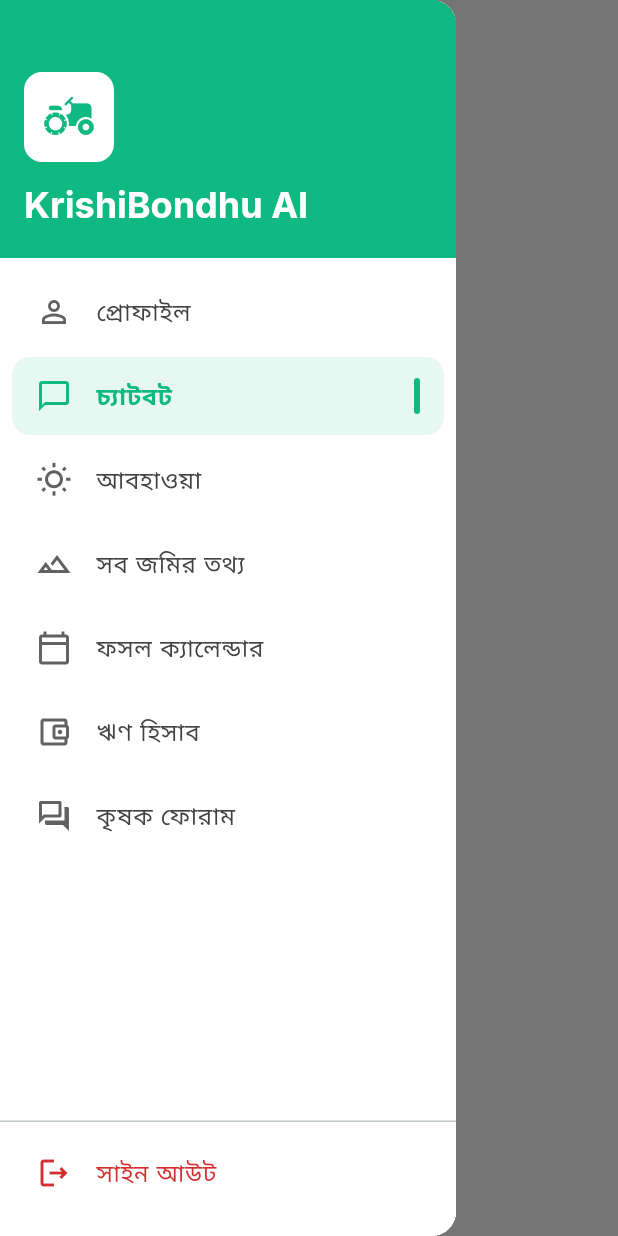
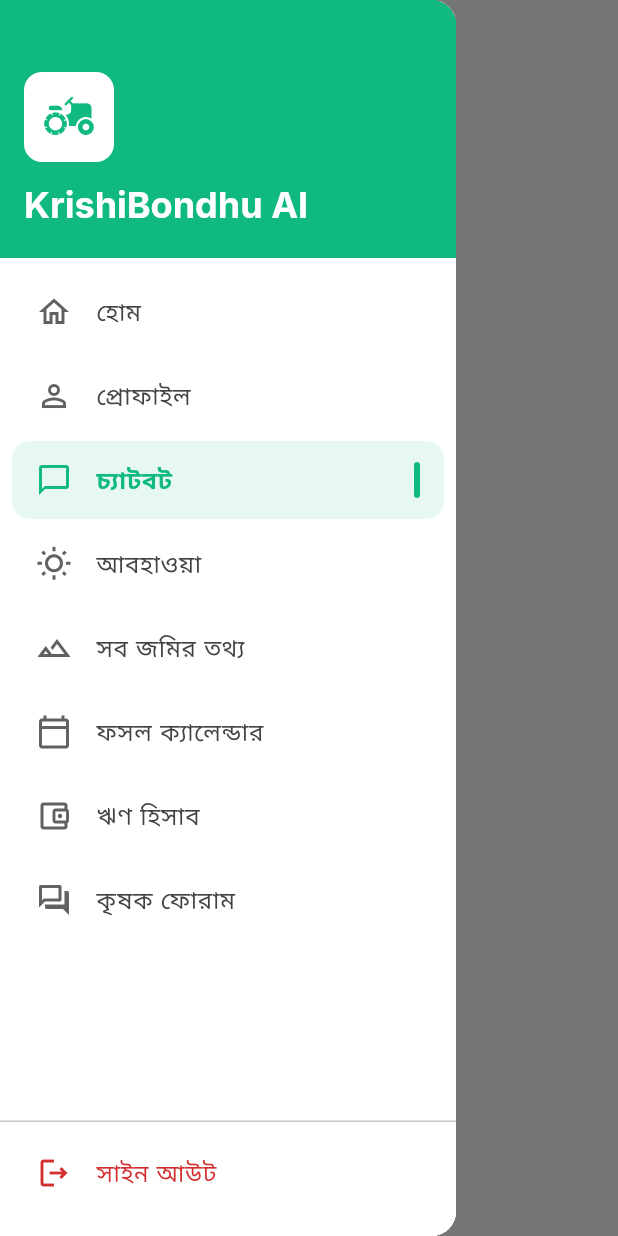
Before and after one commit to sillyfellow21/Knrishubondhu-Ai-Companion, a Flutter app: the MainLayout screen opened directly with empty values, with the side drawer open, on a phone screen of 412 x 824 dp. Run offline on Flutter 3.47's test engine with Material 3 defaults, Android fonts, the phone set to English and light mode, and no system bars; our stand-ins replace connectivity_plus, dartz, equatable, fl_chart, flutter_riverpod, geolocator and 7 more; accounts and stored records are empty.

```diff
--- a/lib/core/navigation/navigation_menu_items.dart
+++ b/lib/core/navigation/navigation_menu_items.dart
@@ -21,6 +21,13 @@ class NavigationMenuItem extends Equatable {
 
 /// Navigation Menu Items
 class NavigationMenuItems {
+  static const home = NavigationMenuItem(
+    id: 'home',
+    title: 'হোম',
+    icon: Icons.home_outlined,
+    route: '/',
+  );
+
   static const profile = NavigationMenuItem(
     id: 'profile',
     title: 'প্রোফাইল',
@@ -71,6 +78,7 @@ class NavigationMenuItems {
   );
 
   static const List<NavigationMenuItem> allItems = [
+    home,
     profile,
     chatbot,
     weather,
--- a/lib/features/profile/presentation/providers/profile_setup_view_model.dart
+++ b/lib/features/profile/presentation/providers/profile_setup_view_model.dart
@@ -39,10 +39,11 @@ class ProfileSetupViewModel extends StateNotifier<ProfileSetupState> {
 
       return result.fold(
         (failure) {
-          Logger.error('Save profile failed', error: failure.message);
+          final errorMsg = 'প্রোফাইল সংরক্ষণ ব্যর্থ: ${failure.message}';
+          Logger.error('Save profile failed', error: errorMsg);
           state = state.copyWith(
             isLoading: false,
-            errorMessage: failure.message,
+            errorMessage: errorMsg,
             isSaved: false,
           );
           return false;
--- a/lib/features/profile/presentation/screens/profile_setup_screen.dart
+++ b/lib/features/profile/presentation/screens/profile_setup_screen.dart
@@ -226,7 +226,7 @@ class _ProfileSetupScreenState extends ConsumerState<ProfileSetupScreen> {
                   onPressed: profileState.isLoading
                       ? null
                       : () {
-                          context.go('/chatbot');
+                          context.go('/');
                         },
                   child: Text(
                     'পরে করবো',
```
Also changed, not shown: lib/features/profile/data/repositories/profile_repository_impl.dart (+29 -18 lines).
